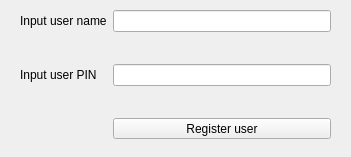
Qt form ATM/RegisterWidget.ui (NadiaStrashnikova/Homework-ATM) before a commit.
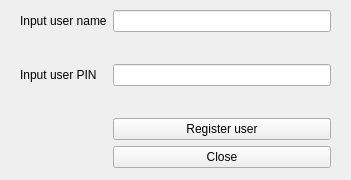
The same form after that commit.

Patch:
```diff
--- a/ATM/RegisterWidget.ui
+++ b/ATM/RegisterWidget.ui
@@ -7,7 +7,7 @@
     <x>0</x>
     <y>0</y>
     <width>351</width>
-    <height>157</height>
+    <height>180</height>
    </rect>
   </property>
   <property name="windowTitle">
@@ -19,7 +19,7 @@
      <x>20</x>
      <y>10</y>
      <width>311</width>
-     <height>129</height>
+     <height>158</height>
     </rect>
    </property>
    <layout class="QFormLayout" name="frm_layout">
@@ -89,6 +89,13 @@
       </property>
      </spacer>
     </item>
+    <item row="5" column="1">
+     <widget class="QPushButton" name="btnCancel">
+      <property name="text">
+       <string>Close</string>
+      </property>
+     </widget>
+    </item>
    </layout>
   </widget>
  </widget>
```
Left out of the diff: 2 changed lines with no effect on the pictures.
